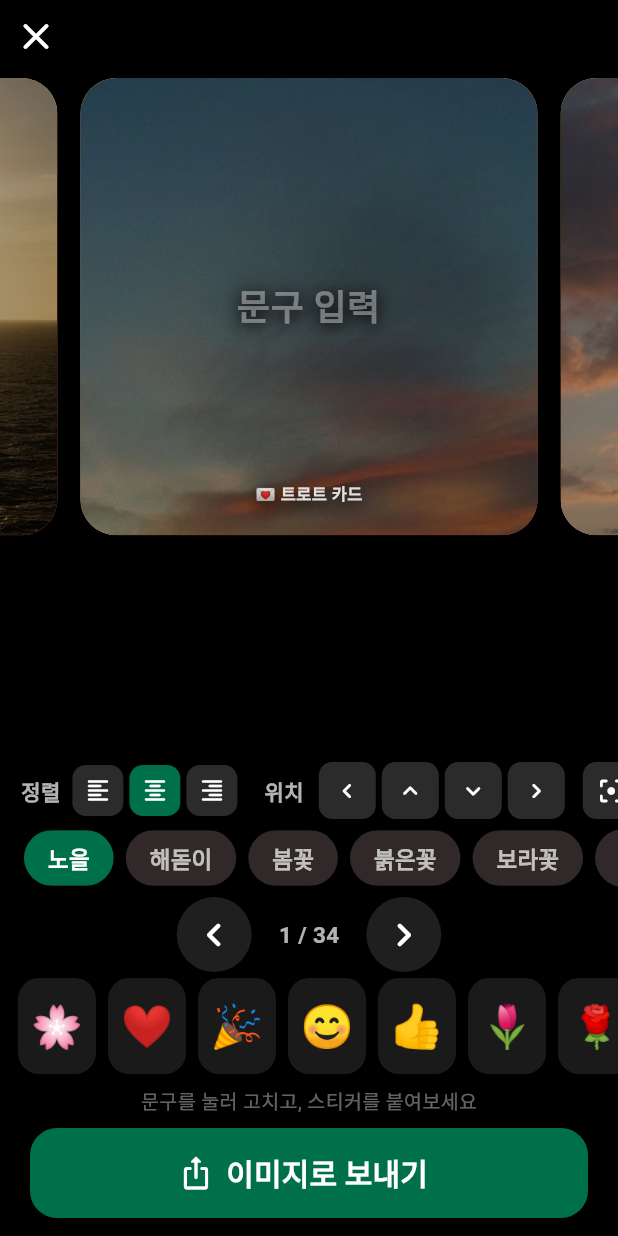
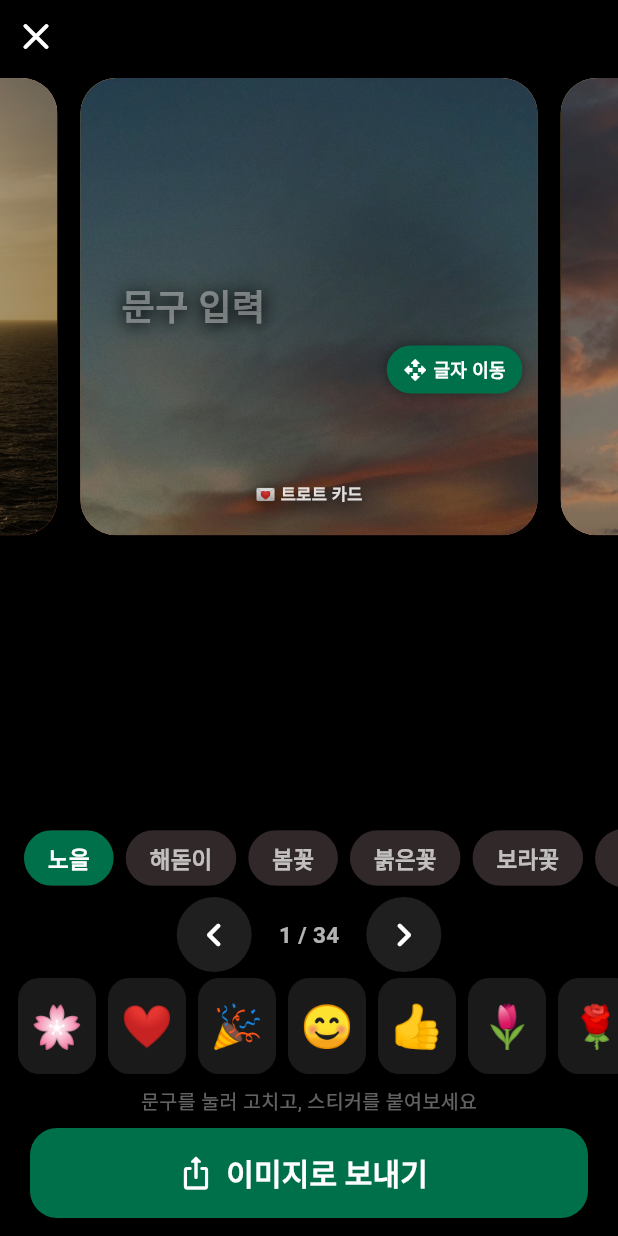
Before and after one commit to leentj-dev/trotcard, a Flutter app: the EditShareScreen screen opened directly with empty values, on a phone screen of 412 x 824 dp. Run offline on Flutter 3.47's test engine with Material 3 defaults, Android fonts, the phone set to English and light mode, and no system bars; our stand-ins replace cached_network_image, cloud_firestore, firebase_core, firebase_remote_config, google_mobile_ads, package_info_plus and 3 more; accounts and stored records are empty; network calls fail.

Commit message:
change: 정렬 왼쪽 고정(버튼 제거) + 글자 이동 드래그 핸들 부활(오른쪽 아래)
- 정렬 기능 제거, TextField 왼쪽 정렬 고정
- 글자 이동 = 글자 오른쪽 아래 드래그 핸들(카드 본체 레이어라 터치 잡힘, 글자 안 가림)
- 미사용 _alignBtn/_nudgeBtn/_ToolLabel 제거. version 1.0.0+18

Co-Authored-By: Claude Opus 4.8 (1M context) <noreply@anthropic.com>

```diff
--- a/app/lib/widgets/greeting_card.dart
+++ b/app/lib/widgets/greeting_card.dart
@@ -307,21 +307,6 @@ class _Sticker {
   _Sticker(this.emoji, this.pos, this.scale);
 }
 
-/// 도구줄의 작은 라벨(정렬/위치).
-class _ToolLabel extends StatelessWidget {
-  final String text;
-  const _ToolLabel(this.text);
-  @override
-  Widget build(BuildContext context) => Padding(
-        padding: const EdgeInsets.only(right: 8),
-        child: Text(text,
-            style: const TextStyle(
-                color: Colors.white70,
-                fontSize: 14,
-                fontWeight: FontWeight.w700)),
-      );
-}
-
 /// 이미지 편집·공유 화면.
 /// - 문구는 카드 위에서 바로 수정(별도 입력칸 없음).
 /// - 아래 가로 스크롤 팔레트에서 스티커를 붙이고, 드래그로 옮기고,
@@ -369,8 +354,6 @@ class _EditShareScreenState extends State<EditShareScreen>
 
   // 문구 위치(정규화 0~1, 카드 기준). 손잡이로 옮긴다. 기본 가운데.
   Offset _textPos = const Offset(0.5, 0.5);
-  // 문구 정렬(왼쪽/가운데/오른쪽).
-  TextAlign _textAlign = TextAlign.center;
 
   static const _palette = [
     '🌸','❤️','🎉','😊','👍','🌷','🌹','✨','🥰','💐',
@@ -569,33 +552,6 @@ class _EditShareScreenState extends State<EditShareScreen>
                 },
               ),
             ),
-            // ── 글자 도구: 정렬 + 위치 이동(방향 버튼) ──
-            SizedBox(
-              height: 46,
-              child: SingleChildScrollView(
-                scrollDirection: Axis.horizontal,
-                padding: const EdgeInsets.symmetric(horizontal: 14),
-                child: Row(
-                  children: [
-                  const _ToolLabel('정렬'),
-                  _alignBtn(TextAlign.left, Icons.format_align_left_rounded),
-                  const SizedBox(width: 4),
-                  _alignBtn(TextAlign.center, Icons.format_align_center_rounded),
-                  const SizedBox(width: 4),
-                  _alignBtn(TextAlign.right, Icons.format_align_right_rounded),
-                  const SizedBox(width: 18),
-                  const _ToolLabel('위치'),
-                  _nudgeBtn(-0.06, 0, Icons.chevron_left_rounded),
-                  _nudgeBtn(0, -0.06, Icons.keyboard_arrow_up_rounded),
-                  _nudgeBtn(0, 0.06, Icons.keyboard_arrow_down_rounded),
-                  _nudgeBtn(0.06, 0, Icons.chevron_right_rounded),
-                  const SizedBox(width: 8),
-                  _nudgeBtn(0, 0, Icons.filter_center_focus_rounded,
-                      reset: true), // 가운데로
-                  ],
-                ),
-              ),
-            ),
             // ── 배경 분위기(카테고리) 선택 ──
             SizedBox(
               height: 44,
@@ -779,7 +735,7 @@ class _EditShareScreenState extends State<EditShareScreen>
           child: TextField(
             controller: _controller,
             maxLines: null,
-            textAlign: _textAlign,
+            textAlign: TextAlign.left,
             cursorColor: Colors.white,
             onTap: () => setState(() => _selected = null),
             style: TextStyle(
@@ -799,7 +755,15 @@ class _EditShareScreenState extends State<EditShareScreen>
           ),
         ),
       ),
-      // (글자 정렬·위치 도구는 카드 밖 고정 줄로 이동 → 카드 위엔 아무것도 안 얹음)
+      // 글자 이동 손잡이 — 글자 오른쪽 아래(글자 안 가림). 드래그로 문구 이동. 캡처엔 미표시.
+      if (!capture)
+        Positioned(
+          left: (_textPos.dx * side + side * 0.17)
+              .clamp(0.0, side - side * 0.16),
+          top: (_textPos.dy * side + side * 0.085)
+              .clamp(0.0, side - side * 0.11),
+          child: _textMoveHandle(side),
+        ),
       // 브랜드 — 카드 맨 하단
       Positioned(
         left: 0,
@@ -825,55 +789,38 @@ class _EditShareScreenState extends State<EditShareScreen>
     );
   }
 
-  /// 글자 위치 이동(방향 버튼). reset=true면 가운데로 되돌림.
-  Widget _nudgeBtn(double dx, double dy, IconData icon, {bool reset = false}) {
-    return Padding(
-      padding: const EdgeInsets.symmetric(horizontal: 2),
-      child: GestureDetector(
+  /// 글자 이동 손잡이 — 드래그로 문구 위치(_textPos) 이동. 캡처엔 안 나옴.
+  Widget _textMoveHandle(double side) {
+    return GestureDetector(
       behavior: HitTestBehavior.opaque,
-        onTap: () => setState(() {
-          _textPos = reset
-              ? const Offset(0.5, 0.5)
-              : Offset(
-                  (_textPos.dx + dx).clamp(0.15, 0.85),
-                  (_textPos.dy + dy).clamp(0.12, 0.88),
+      onPanUpdate: (d) => setState(() {
+        _textPos = Offset(
+          (_textPos.dx + d.delta.dx / side).clamp(0.14, 0.86),
+          (_textPos.dy + d.delta.dy / side).clamp(0.12, 0.88),
         );
       }),
       child: Container(
-          width: 38,
-          height: 38,
-          alignment: Alignment.center,
+        padding: const EdgeInsets.symmetric(horizontal: 11, vertical: 7),
         decoration: BoxDecoration(
-            color: const Color(0xE6303030),
-            borderRadius: BorderRadius.circular(9),
-            boxShadow: const [BoxShadow(color: Color(0x55000000), blurRadius: 4)],
+          color: const Color(0xFF00704A),
+          borderRadius: BorderRadius.circular(20),
+          boxShadow: const [BoxShadow(color: Color(0x66000000), blurRadius: 6)],
         ),
-          child: Icon(icon, color: Colors.white, size: 20),
+        child: const Row(
+          mainAxisSize: MainAxisSize.min,
+          children: [
+            Icon(Icons.open_with_rounded, color: Colors.white, size: 16),
+            SizedBox(width: 4),
+            Text('글자 이동',
+                style: TextStyle(
+                    color: Colors.white,
+                    fontSize: 12,
+                    fontWeight: FontWeight.w800)),
+          ],
         ),
       ),
     );
   }
-
-  /// 글자 정렬 버튼(왼쪽/가운데/오른쪽). 현재 정렬이면 초록 강조.
-  Widget _alignBtn(TextAlign a, IconData icon) {
-    final on = _textAlign == a;
-    return GestureDetector(
-      behavior: HitTestBehavior.opaque,
-      onTap: () => setState(() => _textAlign = a),
-      child: Container(
-        width: 34,
-        height: 34,
-        alignment: Alignment.center,
-        decoration: BoxDecoration(
-          color: on ? const Color(0xFF00704A) : const Color(0xE6303030),
-          borderRadius: BorderRadius.circular(9),
-          boxShadow: const [BoxShadow(color: Color(0x55000000), blurRadius: 4)],
-        ),
-        child: Icon(icon, color: Colors.white, size: 18),
-      ),
-    );
-  }
-
 
   Widget _bgArrow(IconData icon, VoidCallback onTap) {
     return InkResponse(
--- a/app/pubspec.yaml
+++ b/app/pubspec.yaml
@@ -2,7 +2,7 @@ name: trotcard
 description: "트로트 카드 — 트롯을 들으며 마음 카드를 나누는 시니어용 앱."
 publish_to: 'none'
 
-version: 1.0.0+17
+version: 1.0.0+18
 
 environment:
   sdk: ^3.11.1
```
Lines whose indentation alone changed are shown as unchanged.
